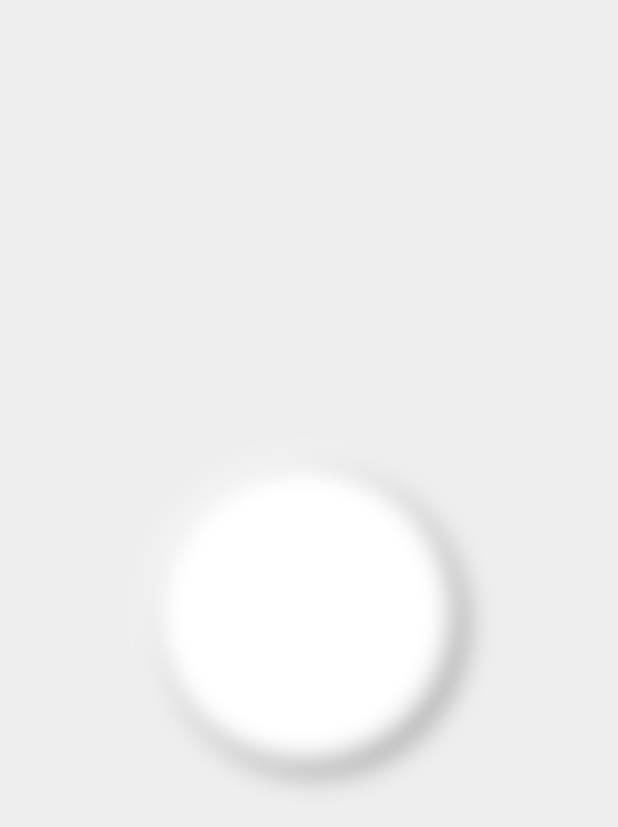
After one commit to Sona-V-Sajan/flutterpractice, a Flutter app: the Widget_Containerex screen opened directly, on a phone screen of 412 x 824 dp. The commit adds this screen. Shown: the top 827 px of the screen. Run offline on Flutter 3.47's test engine with Material 2 defaults, Android fonts, the phone set to English and light mode, and no system bars.

Commit message:
flutter practice for widgets

```diff
--- a/lib/main.dart
+++ b/lib/main.dart
@@ -4,7 +4,8 @@ void main() {
   runApp(const MyApp());
 }
 
-class MyApp extends StatelessWidget {s
+class MyApp extends StatelessWidget {
+
   const MyApp({super.key});
 
   // This widget is the root of your application.
--- /dev/null
+++ b/lib/widgets/widgts_container.dart
@@ -0,0 +1,38 @@
+import 'package:flutter/material.dart';
+void main(){
+  runApp(MaterialApp(home: Widget_Containerex(),));
+}
+class Widget_Containerex extends StatelessWidget {
+  @override
+  Widget build(BuildContext context) {
+    return Scaffold(
+      backgroundColor: Colors.grey[200],
+      body: Center(
+        child: Container(
+          // alignment: Alignment(-1, 1),
+          height: 200,
+          width: 200,
+          decoration: BoxDecoration(
+            shape: BoxShape.circle,
+              // color: Colors.deepPurple,
+              // borderRadius: BorderRadius.circular(10),
+              boxShadow: [
+                BoxShadow(
+                  color: Colors.grey.shade500,
+                  offset: Offset(4.0, 4.0),
+                  blurRadius: 15.0,
+                  spreadRadius: 1.0,
+                ),
+                BoxShadow(
+                  color: Colors.white,
+                  offset: Offset(-4.0, -4.0),
+                  blurRadius: 15.0,
+                  spreadRadius: 1.0,
+                ),
+              ]),
+          // child: Text("Hello",style: TextStyle(fontSize: 30),),
+        ),
+      ),
+    );
+  }
+}
```
Also changed, not shown: lib/Listview/listview.dart (+57 -43 lines), lib/Listview/tourismui.dart (+28 -30 lines), lib/widgets/SliverAppbar_X.dart (added, +8 -0 lines), lib/widgets/exampleExpanded.dart (added, +34 -0 lines).
